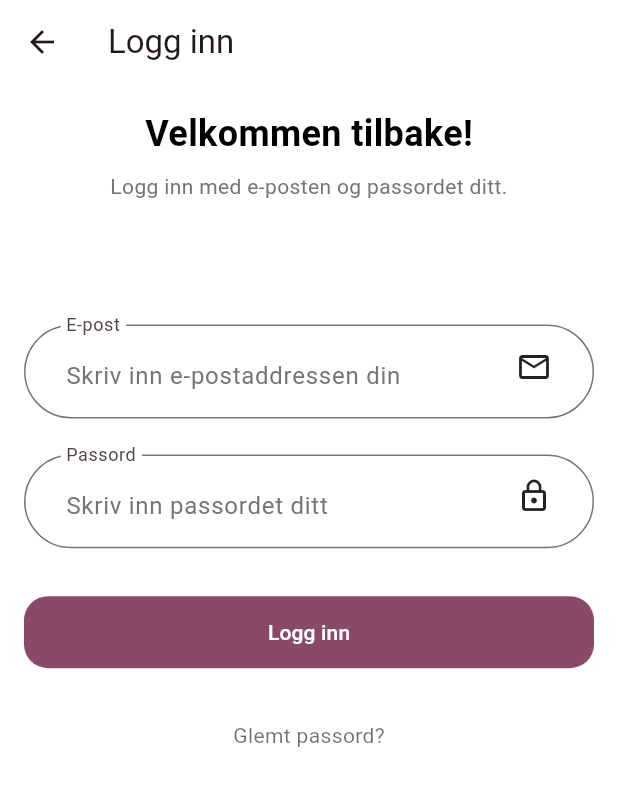
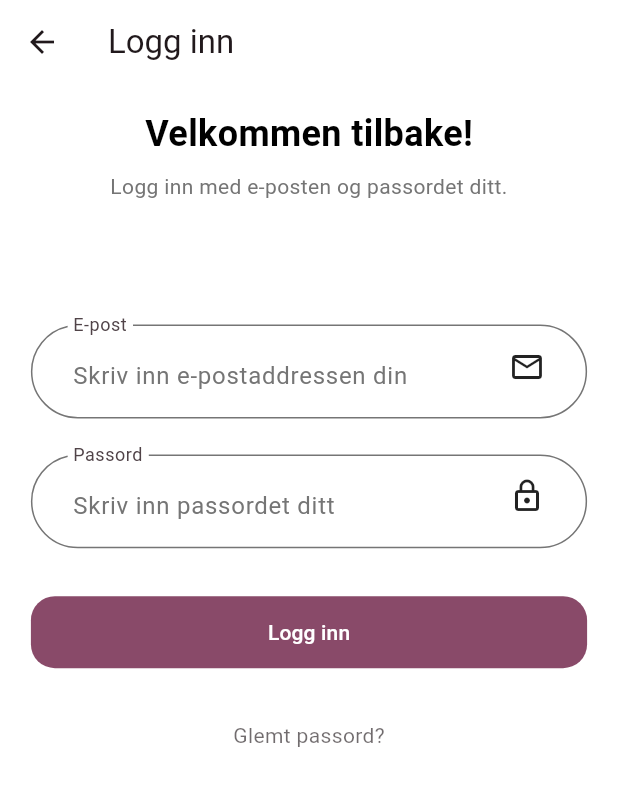
Before and after one commit to bassepeder/evo-app, a Flutter app: the screen it shows after launch, after a tap on "LOGG INN", on a phone screen of 412 x 824 dp. Shown: the top 786 px of the screen. Run offline on Flutter 3.47's test engine with Material 3 defaults, Android fonts, the phone set to English and light mode, and no system bars; our stand-ins replace dio, flutter_riverpod, freezed_annotation; missing offline and left inert: slang; generated files the repository leaves out were written again.

Commit message:
Some cleanup

```diff
--- a/lib/features/auth/views/sign_in_screen.dart
+++ b/lib/features/auth/views/sign_in_screen.dart
@@ -1,9 +1,10 @@
 import 'package:evo/common/widgets/evo_elevated_button.dart';
-import 'package:evo/features/auth/providers/auth_view_model_provider.dart';
+import 'package:evo/features/auth/models/auth_state.dart';
 import 'package:flutter/material.dart';
 import 'package:flutter_riverpod/flutter_riverpod.dart';
 
 import '../../../i18n/translations.g.dart';
+import '../providers/auth_view_model_provider.dart';
 
 class SignInScreen extends ConsumerWidget {
   const SignInScreen({super.key});
@@ -12,7 +13,32 @@ class SignInScreen extends ConsumerWidget {
   Widget build(BuildContext context, WidgetRef ref) {
     final t = Translations.of(context);
     final isLoading =
-        ref.read(authViewModelProvider.select((it) => it.loading));
+        ref.watch(authViewModelProvider.select((it) => it.loading));
+
+    ref.listen<AuthState>(authViewModelProvider, (previous, next) {
+      if (next.success == true) {
+        ScaffoldMessenger.of(context)
+          ..hideCurrentSnackBar()
+          ..showSnackBar(
+            SnackBar(
+              content: Text('You are signed in'),
+              behavior: SnackBarBehavior.floating,
+            ),
+          );
+      } else if (next.errorMessage != previous?.errorMessage) {
+        ScaffoldMessenger.of(context)
+          ..hideCurrentSnackBar()
+          ..showSnackBar(
+            SnackBar(
+              content: Text(next.errorMessage!),
+              behavior: SnackBarBehavior.floating,
+            ),
+          );
+      }
+    });
+
+    final screenWidth = MediaQuery.of(context).size.width;
+    final screenHeight = MediaQuery.of(context).size.height;
 
     return Scaffold(
       backgroundColor: Colors.white,
@@ -22,7 +48,7 @@ class SignInScreen extends ConsumerWidget {
       ),
       body: SafeArea(
         child: Padding(
-          padding: const EdgeInsets.symmetric(horizontal: 16),
+          padding: EdgeInsets.symmetric(horizontal: screenWidth * 0.05),
           child: Column(
             children: [
               const SizedBox(height: 16),
@@ -40,17 +66,15 @@ class SignInScreen extends ConsumerWidget {
                 textAlign: TextAlign.center,
                 style: TextStyle(color: Color(0xFF757575)),
               ),
-              SizedBox(height: MediaQuery.of(context).size.height * 0.05),
               Expanded(
                 child: SingleChildScrollView(
                   child: Column(
-                    children: [
-                      SizedBox(
-                        height: MediaQuery.of(context).size.height * 0.05,
-                      ),
+                    children: <Widget>[
+                      SizedBox(height: screenHeight * 0.1),
                       SignInForm(
-                        onLoginClick: () =>
-                            ref.read(authViewModelProvider.notifier).signIn(),
+                        onLoginClick: () async => await ref
+                            .read(authViewModelProvider.notifier)
+                            .signIn(),
                         onEmailChanged: (email) => ref
                             .read(authViewModelProvider.notifier)
                             .setEmail(email),
@@ -59,13 +83,20 @@ class SignInScreen extends ConsumerWidget {
                             .setPassword(password),
                         isLoading: isLoading,
                       ),
-                      SizedBox(
-                        height: MediaQuery.of(context).size.height * 0.025,
-                      ),
+                      SizedBox(height: screenHeight * 0.025),
                       ForgotPasswordTextButton(
                         onClick: () {},
                         label: t.signInScreen.forgotPassword,
                       ),
+                      /*
+                      //SizedBox(height: screenHeight * 0.075),
+                      SizedBox(height: screenHeight * 0.3),
+                      Image.asset(
+                        'assets/images/logo.png',
+                        width: 100,
+                        height: 100,
+                      ),
+                       */
                     ],
                   ),
                 ),
@@ -106,11 +137,11 @@ class SignInForm extends StatelessWidget {
     return Form(
       key: formKey,
       child: Column(
-        children: [
+        children: <Widget>[
           TextFormField(
             onChanged: (email) => onEmailChanged(email),
             autocorrect: false,
-            enabled: !isLoading,
+            readOnly: isLoading,
             keyboardType: TextInputType.emailAddress,
             textInputAction: TextInputAction.next,
             validator: (value) {
@@ -146,7 +177,7 @@ class SignInForm extends StatelessWidget {
             child: TextFormField(
               onChanged: (password) => onPasswordChanged(password),
               obscureText: true,
-              enabled: !isLoading,
+              readOnly: isLoading,
               validator: (value) {
                 if (value == null || value.isEmpty) {
                   return t.validation.forms.inputFields.password.empty;
@@ -174,8 +205,11 @@ class SignInForm extends StatelessWidget {
           ),
           const SizedBox(height: 8),
           EvoElevatedButton(
-            onPressed: () =>
-                {if (formKey.currentState!.validate()) onLoginClick()},
+            onPressed: () {
+              if (formKey.currentState!.validate()) {
+                onLoginClick();
+              }
+            },
             text: t.signInScreen.signInButton,
             isLoading: isLoading,
           )
```
